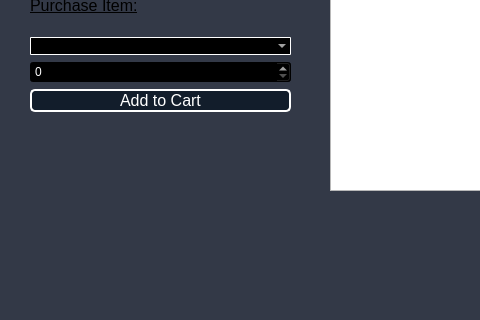
Above: CS1C_BulkClub/memberwindow.ui from BlankMKB/CS1C-Group-Project-1 before the change; both pictures show x 0 to 480 and y 140 to 460 of the 822 by 460 pixel window. Below: the same form after it.
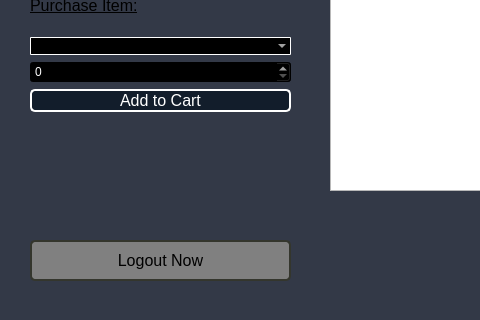
That is the form after the change.

The edit to the form file:
```diff
--- a/CS1C_BulkClub/memberwindow.ui
+++ b/CS1C_BulkClub/memberwindow.ui
@@ -207,6 +207,32 @@
     <string>Purchase Item:</string>
    </property>
   </widget>
+  <widget class="QPushButton" name="logout_button">
+   <property name="geometry">
+    <rect>
+     <x>30</x>
+     <y>380</y>
+     <width>261</width>
+     <height>41</height>
+    </rect>
+   </property>
+   <property name="styleSheet">
+    <string notr="true">QPushButton#logout_button{
+	background: gray;
+	color: black;
+	font-size: 16px;
+	border:2px solid #34362d;
+	border-radius: 5px;
+}
+
+QPushButton#logout_button:hover{
+	background: #b2b9bf;
+}</string>
+   </property>
+   <property name="text">
+    <string>Logout Now</string>
+   </property>
+  </widget>
  </widget>
  <resources/>
  <connections/>
```
